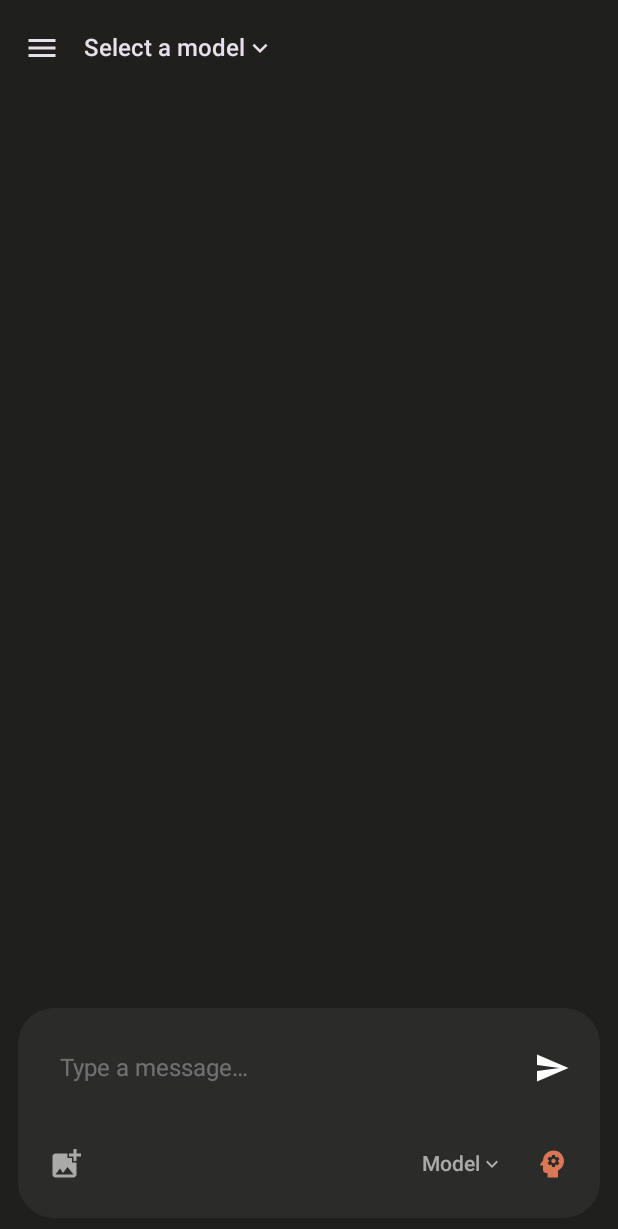
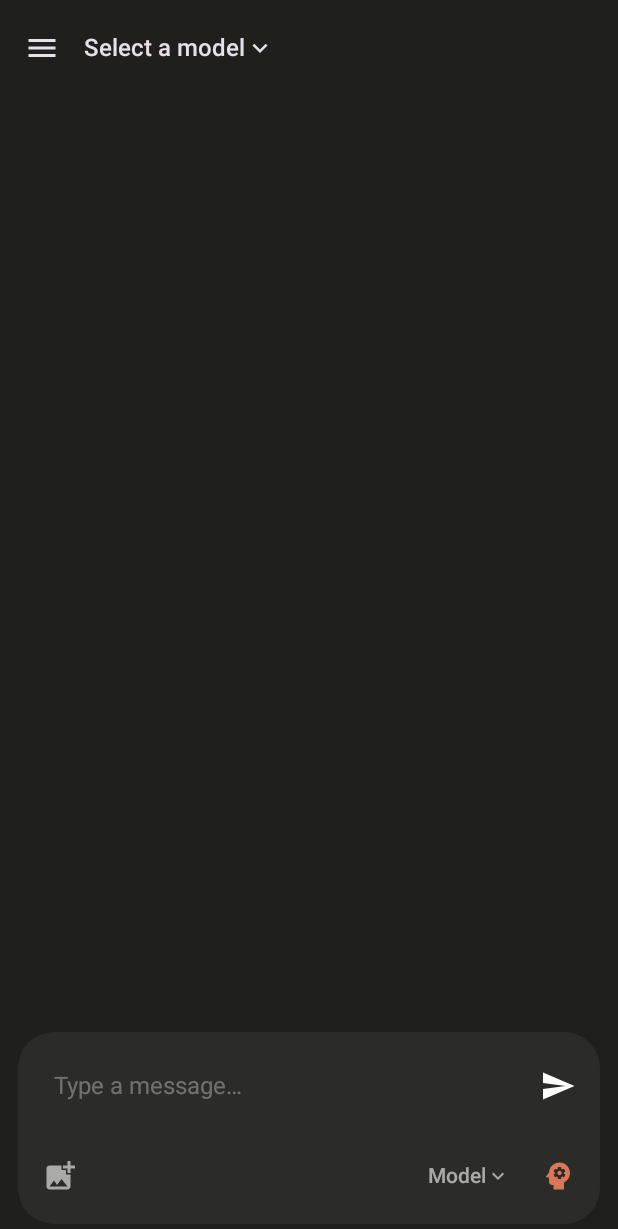
Before and after one commit to cotizcesar/warped, an Android app built with Jetpack Compose: the ChatScreen screen opened through its navigation route, on a phone screen of 412 x 824 dp. Shown: the top 1229 px of the screen. Run offline under Robolectric (Android 15) with nearby library versions, the light colour scheme and no system bars; our stand-ins replace Dagger/Hilt's generated code; 1 statement that could not run was skipped.

Commit message:
fix: reduce input container vertical margin by 1/3

```diff
--- a/app/src/main/java/com/warped/ui/chat/components/ChatInputBar.kt
+++ b/app/src/main/java/com/warped/ui/chat/components/ChatInputBar.kt
@@ -41,9 +41,9 @@ fun ChatInputBar(
         modifier = Modifier
             .fillMaxWidth()
             .navigationBarsPadding()
-            .padding(12.dp)
+            .padding(horizontal = 12.dp, vertical = 8.dp)
     ) {
-        Column(modifier = Modifier.padding(12.dp)) {
+        Column(modifier = Modifier.padding(8.dp)) {
             // Row 1: Text input + send/stop button
             Row(
                 modifier = Modifier.fillMaxWidth(),
@@ -77,7 +77,7 @@ fun ChatInputBar(
                 }
             }
 
-            Spacer(Modifier.height(12.dp))
+            Spacer(Modifier.height(8.dp))
 
             // Row 2: Image button (left), model picker + reasoning (right)
             Row(
```
